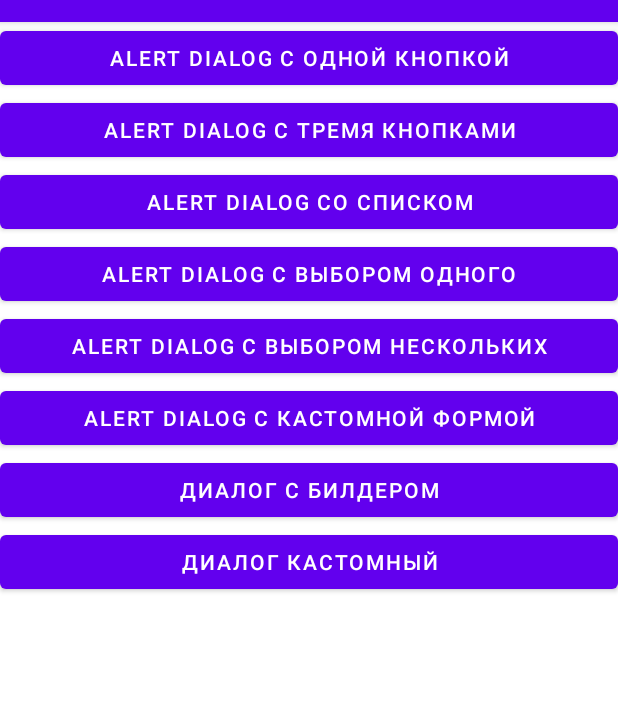
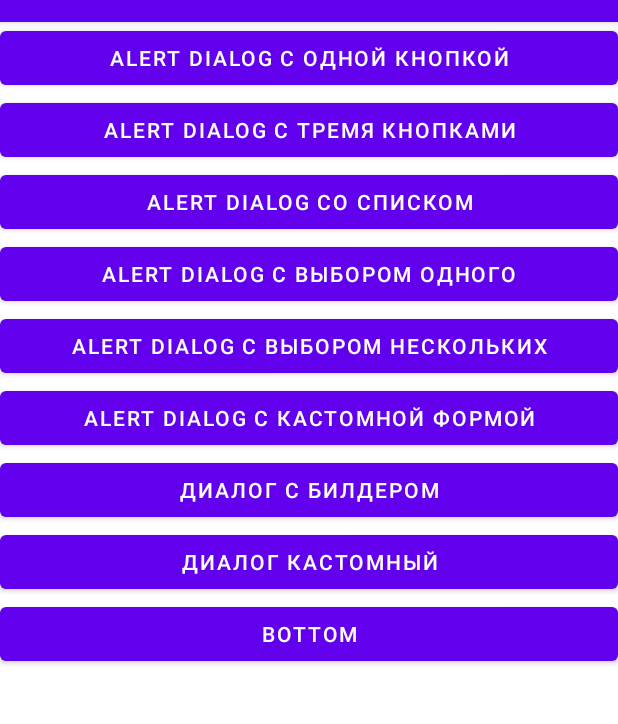
Before and after one commit to mentatusn/Lesson11_1423_1_11, an Android app: the screen it shows after launch (MainActivity), on a phone screen of 412 x 824 dp, the part 62-786 px from its top. Run offline under Robolectric (Android 15) with nearby library versions, the phone set to English and light mode, and no system bars.

Commit message:
Закончили урок 11

```diff
--- a/app/src/main/java/ru/geekbrains/lesson11_1423_1_11/DialogCustomFragment.java
+++ b/app/src/main/java/ru/geekbrains/lesson11_1423_1_11/DialogCustomFragment.java
@@ -29,6 +29,7 @@ public class DialogCustomFragment extends DialogFragment {
         initListeners();
 
         //TODO cancelable
+        setCancelable(false);
         return view;
     }
 
--- a/app/src/main/java/ru/geekbrains/lesson11_1423_1_11/MainActivity.java
+++ b/app/src/main/java/ru/geekbrains/lesson11_1423_1_11/MainActivity.java
@@ -52,12 +52,34 @@ public class MainActivity extends AppCompatActivity {
                 dialog.show(getSupportFragmentManager(),"TAG");
             }
         });
+
+        Button fragmentBottomDialog = findViewById(R.id.fragmentBottomDialog);
+        fragmentBottomDialog.setOnClickListener(new View.OnClickListener() {
+            @Override
+            public void onClick(View view) {
+                MyBottomSheetDialogFragment myBottomSheetDialogFragment = new MyBottomSheetDialogFragment();
+                myBottomSheetDialogFragment.setOnDialogListener(onDialogListener);
+                myBottomSheetDialogFragment.show(getSupportFragmentManager(),"Tag");
+            }
+        });
     }
 
     public void onResultDialogFragment(String answer){
         Log.d("mylogs", String.format("Вернуло: %s", answer));
     }
 
+    private final OnDialogListener onDialogListener = new OnDialogListener() {
+
+        @Override
+        public void pressOk() {
+            Log.d("mylogs", " pressOk");
+        }
+
+        @Override
+        public void pressNo() {
+            Log.d("mylogs", " pressNo");
+        }
+    };
     private final View.OnClickListener clickListenerDialogCustom = new View.OnClickListener() {
         @Override
         public void onClick(View view) {
--- /dev/null
+++ b/app/src/main/java/ru/geekbrains/lesson11_1423_1_11/OnDialogListener.java
@@ -0,0 +1,6 @@
+package ru.geekbrains.lesson11_1423_1_11;
+
+public interface OnDialogListener{
+    void pressOk();
+    void pressNo();
+}
--- a/app/src/main/res/layout/activity_main.xml
+++ b/app/src/main/res/layout/activity_main.xml
@@ -55,4 +55,10 @@
         android:layout_height="wrap_content"
         android:text="@string/dialog_custom" />
 
+    <Button
+        android:id="@+id/fragmentBottomDialog"
+        android:layout_width="match_parent"
+        android:layout_height="wrap_content"
+        android:text="@string/bottom" />
+
 </LinearLayout>
--- a/app/src/main/res/values/dimens.xml
+++ b/app/src/main/res/values/dimens.xml
@@ -1,4 +1,5 @@
 <?xml version="1.0" encoding="utf-8"?>
 <resources>
     <dimen name="testSize">20sp</dimen>
+    <dimen name="testSizeBottom">40sp</dimen>
 </resources>
--- a/app/src/main/res/values/strings.xml
+++ b/app/src/main/res/values/strings.xml
@@ -22,4 +22,5 @@
 
     <string name="dialog_message">Диалог снизу</string>
     <string name="dialog">Диалог</string>
+    <string name="bottom">bottom</string>
 </resources>
```
Also changed, not shown: app/src/main/java/ru/geekbrains/lesson11_1423_1_11/MyBottomSheetDialogFragment.java (added, +53 -0 lines), app/src/main/res/layout/fragment_bottom_dialog.xml (added, +36 -0 lines).
